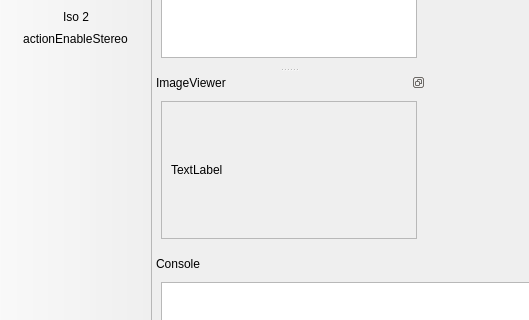
Qt form qCC/ui_templates/mainWindow.ui (dagata-mining/CloudCompare) before a commit; both pictures show x 0 to 529 and y 363 to 683 of the 1024 by 776 pixel window.
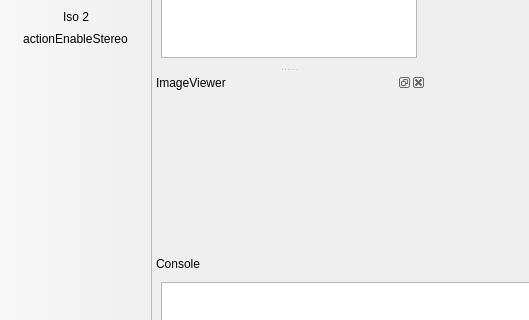
The same form after that commit. Icons and pictures are not drawn. Custom widgets are drawn as their Qt base class.

Commit message: Image Viewer Zoom working

The edit to the form file:
```diff
--- a/qCC/ui_templates/mainWindow.ui
+++ b/qCC/ui_templates/mainWindow.ui
@@ -793,6 +793,12 @@
    </widget>
   </widget>
   <widget class="QDockWidget" name="DockableImage">
+   <property name="sizePolicy">
+    <sizepolicy hsizetype="Expanding" vsizetype="Expanding">
+     <horstretch>0</horstretch>
+     <verstretch>0</verstretch>
+    </sizepolicy>
+   </property>
    <property name="minimumSize">
     <size>
      <width>146</width>
@@ -803,7 +809,7 @@
     <bool>false</bool>
    </property>
    <property name="features">
-    <set>QDockWidget::DockWidgetFloatable|QDockWidget::DockWidgetMovable</set>
+    <set>QDockWidget::AllDockWidgetFeatures</set>
    </property>
    <property name="windowTitle">
     <string>ImageViewer</string>
@@ -812,34 +818,13 @@
     <number>1</number>
    </attribute>
    <widget class="QWidget" name="DockableImageViewer">
-    <layout class="QVBoxLayout" name="_2">
-     <item>
-      <widget class="QScrollArea" name="scrollAreaImage">
-       <property name="widgetResizable">
-        <bool>true</bool>
-       </property>
-       <widget class="QWidget" name="scrollAreaWidgetContents">
-        <property name="geometry">
-         <rect>
-          <x>0</x>
-          <y>0</y>
-          <width>251</width>
-          <height>133</height>
-         </rect>
-        </property>
-        <layout class="QVBoxLayout" name="verticalLayout">
-         <item>
-          <widget class="QLabel" name="imageLabel">
-           <property name="text">
-            <string>TextLabel</string>
-           </property>
-          </widget>
-         </item>
-        </layout>
-       </widget>
-      </widget>
-     </item>
-    </layout>
+    <property name="sizePolicy">
+     <sizepolicy hsizetype="Expanding" vsizetype="Expanding">
+      <horstretch>0</horstretch>
+      <verstretch>0</verstretch>
+     </sizepolicy>
+    </property>
+    <layout class="QVBoxLayout" name="imageViewerLayout"/>
    </widget>
   </widget>
   <action name="actionOpen">
```
The commit also changes 10 other files.
